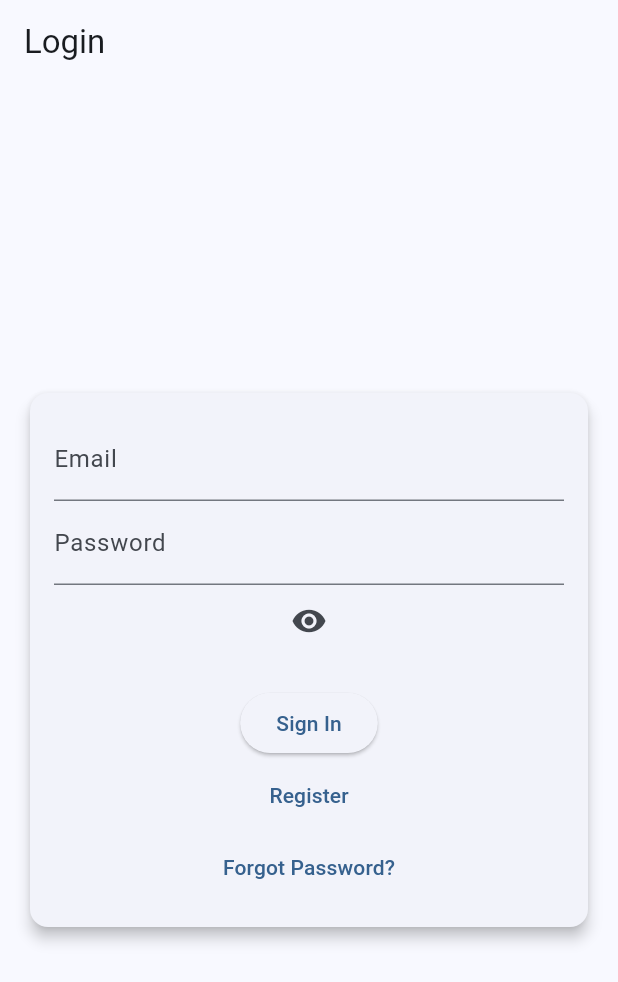
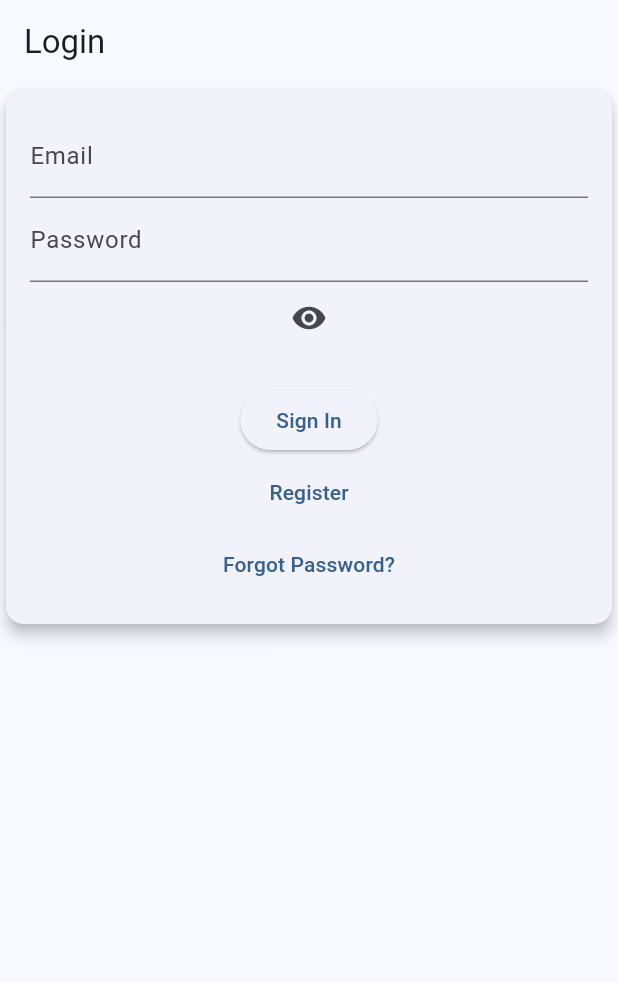
Before and after one commit to Ok3ks/fpl-frontend, a Flutter app: the screen it shows after launch, on a phone screen of 412 x 824 dp. Shown: the top 982 px of the screen. Run offline on Flutter 3.47's test engine with Material 3 defaults, Android fonts, the phone set to English and light mode, and no system bars; our stand-ins replace cloud_firestore, firebase_auth, firebase_core, flutter_dotenv, flutter_riverpod, go_router and 3 more; missing offline and left inert: dart:html; accounts and stored records are empty.

Commit message:
new layout for login page

```diff
--- a/lib/home/login.dart
+++ b/lib/home/login.dart
@@ -72,7 +72,6 @@ class _LoginBoxState extends ConsumerState<LoginBox> {
       });
       //Update field with userHistory
 
-
       //TODO: Update currentUserProvider with desired State
       final snapshot = await userDbRef.where('email', isEqualTo: email).get();
       final userData = snapshot.docs.first.data() as Map<String, dynamic>;
@@ -86,8 +85,7 @@ class _LoginBoxState extends ConsumerState<LoginBox> {
           fplUrl: parseParticipantIdFromUrl(userData['fplUrl']),
           yearsPlayingFpl: userData['yearsPlayingFpl'],
           username: userData['username'],
-          history: userData['history']
-      );
+          history: userData['history']);
 
       Navigator.of(context).pushNamed('/home');
     }
@@ -98,28 +96,13 @@ class _LoginBoxState extends ConsumerState<LoginBox> {
     context.go('/onboarding');
   }
 
-  //TODO: Adjust Styling
-  @override
-  Widget build(BuildContext context) {
-    final currentUser = ref.watch(currentUserProvider);
-    if (currentUser == null) {
-      return Scaffold(
-        appBar: AppBar(
-          title: const Text('Login'),
-        ),
-        body: Center(
-          child: Padding(
-            padding: const EdgeInsets.all(16.0),
-            child: Card(
-              elevation: 4,
-              child: Padding(
-                padding: const EdgeInsets.all(16.0),
-                child: Column(
+  Widget loginBox() {
+    return Column(
       mainAxisSize: MainAxisSize.min,
       children: [
         TextField(
           controller: _emailController,
-                      decoration: InputDecoration(
+          decoration: const InputDecoration(
             labelText: 'Email',
           ),
         ),
@@ -128,15 +111,13 @@ class _LoginBoxState extends ConsumerState<LoginBox> {
           obscureText: toggled ? true : false,
           decoration: InputDecoration(
             labelText: 'Password',
-                        errorText:
-                            _errorMessage.isNotEmpty ? _errorMessage : null,
+            errorText: _errorMessage.isNotEmpty ? _errorMessage : null,
           ),
         ),
         IconButton(
             onPressed: toggleObscurePassword,
             icon: const Icon(Icons.remove_red_eye)),
         const SizedBox(height: 20),
-                    // SizedBox(height: 20, child : Text("This ")),
         ElevatedButton(
           onPressed: _login,
           child: const Text('Sign In'),
@@ -153,12 +134,48 @@ class _LoginBoxState extends ConsumerState<LoginBox> {
           child: const Text('Forgot Password?'),
         ),
       ],
+    );
+  }
+
+  Widget slides() {
+    return const Card(
+        child: CarouselView(itemExtent: 4, children: [
+          Text("Copy"),
+          Text("Copy"),
+          Text("Copy"),
+          Text("Copy")
+        ]));
+  }
+
+  //TODO: Adjust Styling
+  @override
+  Widget build(BuildContext context) {
+    final currentUser = ref.watch(currentUserProvider);
+    Orientation orientation = MediaQuery.orientationOf(context);
+    Size size = MediaQuery.sizeOf(context);
+
+    if (currentUser == null) {
+      return Scaffold(
+          appBar: AppBar(
+            title: const Text('Login'),
           ),
-              ),
-            ),
-          ),
-        ),
-      );
+          body:
+          Row(mainAxisAlignment: MainAxisAlignment.spaceAround, children: [
+            SizedBox(
+                width: orientation == Orientation.portrait
+                    ? size.width
+                    : size.width * 0.6,
+                child: Card(
+                    elevation: 4,
+                    child: Padding(
+                        padding: const EdgeInsets.all(16.0),
+                        child: loginBox()))),
+            if (orientation != Orientation.portrait)
+              SizedBox(
+                  width: size.width * 0.3,
+                  child: Padding(
+                      padding: const EdgeInsets.all(16.0), child: slides()))
+          ]));
     } else {
       //TODO: Persist Login Session
       return const Home();
```
Lines whose indentation alone changed are shown as unchanged.
